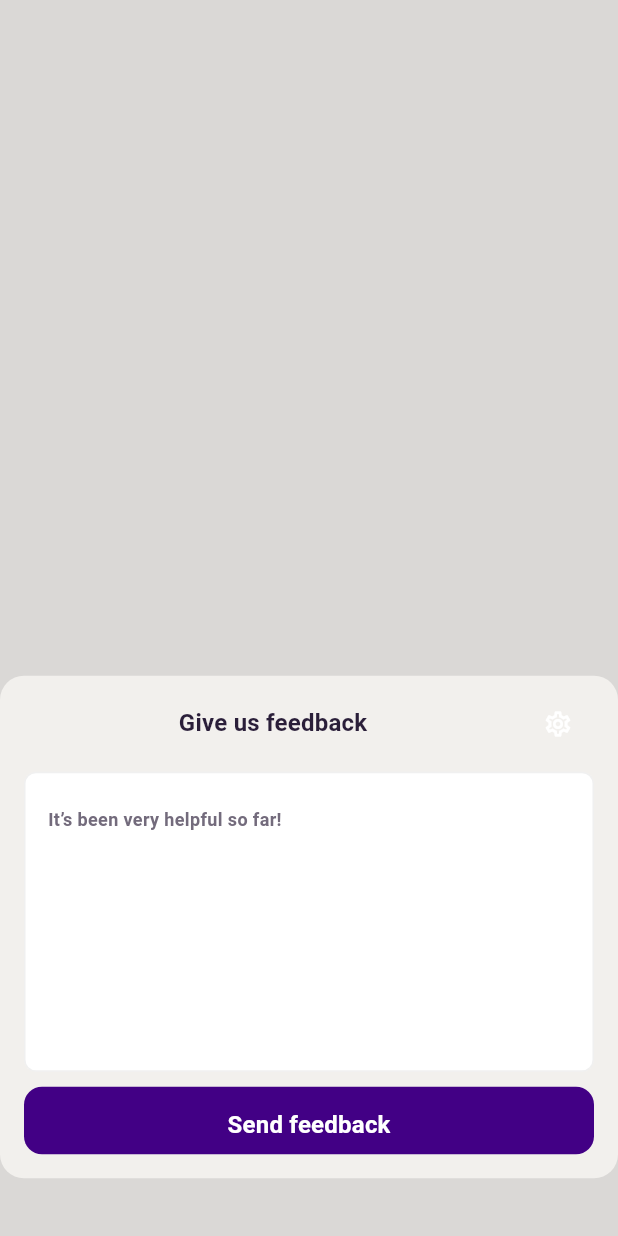
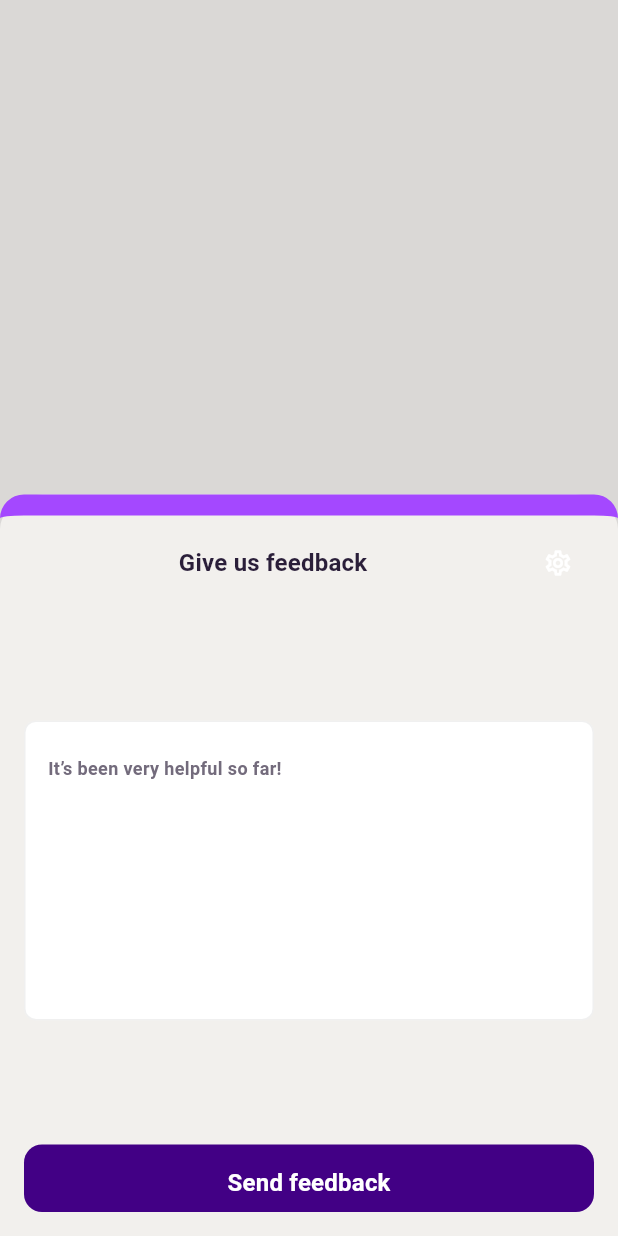
Before and after one commit to aaguil10/ava_take_home, a Flutter app: what showFeedbackSheet() shows on an empty page, opened directly with empty values, on a phone screen of 412 x 824 dp. Run offline on Flutter 3.47's test engine with Material 3 defaults, Android fonts, the phone set to English and light mode, and no system bars; our stand-ins replace fl_chart, flutter_bloc, go_router, google_fonts, shared_preferences; accounts and stored records are empty.

Commit message:
CLeaned ui of feedback card

```diff
--- a/lib/features/feedback/view/feedback_card.dart
+++ b/lib/features/feedback/view/feedback_card.dart
@@ -16,11 +16,11 @@ class FeedbackCard extends StatefulWidget {
     return showModalBottomSheet(
       context: context,
       isScrollControlled: true,
-      backgroundColor: Colors.transparent,
+      backgroundColor: creamBackground,
       barrierColor: Colors.black.withAlpha(25),
       builder: (ctx) {
         return DraggableScrollableSheet(
-          initialChildSize: 0.5,
+          initialChildSize: 0.6,
           minChildSize: 0.3,
           maxChildSize: 0.75,
           expand: false,
@@ -46,16 +46,19 @@ class _FeedbackCardState extends State<FeedbackCard> {
 
   @override
   Widget build(BuildContext context) {
-    const borderRadius = BorderRadius.all(Radius.circular(16));
     return Center(
       child: Container(
         decoration: BoxDecoration(
           color: creamBackground,
-          borderRadius: borderRadius,
+          borderRadius: BorderRadius.only(
+            topLeft: Radius.circular(16),
+            topRight: Radius.circular(16),
+          ),
+          border: Border(top: BorderSide(color: primaryPurpleLight, width: 14)),
         ),
         padding: EdgeInsets.only(top: 8, left: 16, right: 16, bottom: 16),
         child: Column(
-          mainAxisSize: MainAxisSize.min,
+          mainAxisAlignment: MainAxisAlignment.spaceBetween,
           children: [
             Stack(
               children: [
@@ -87,7 +90,6 @@ class _FeedbackCardState extends State<FeedbackCard> {
                 controller: _controller,
                 maxLines: null,
                 expands: true,
-
                 textAlignVertical: TextAlignVertical.top,
                 decoration: InputDecoration(
                   hint: Text('It’s been very helpful so far!'),
```
